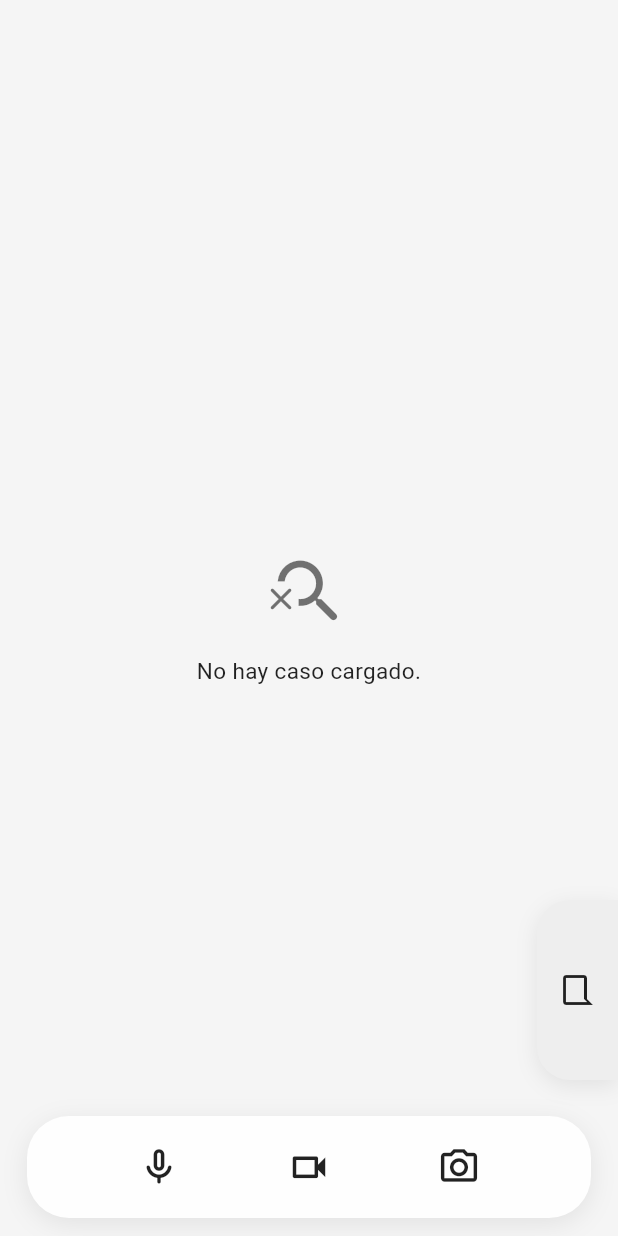
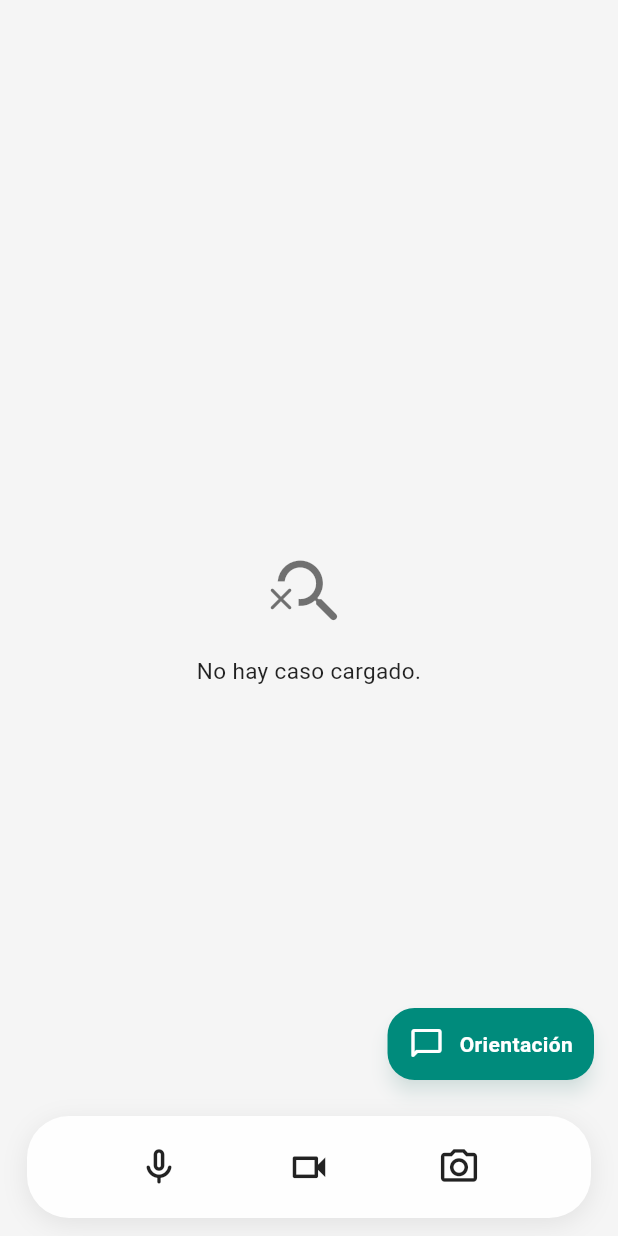
Before and after one commit to JuanCa-Restrepo/Front-App-LILA, a Flutter app: the StateReportPage screen opened directly, on a phone screen of 412 x 824 dp. Run offline on Flutter 3.47's test engine with Material 3 defaults, Android fonts, the phone set to English and light mode, and no system bars; our stand-ins replace dio, flutter_secure_storage, googleapis_auth, image_picker, shared_preferences; missing offline and left inert: googleapis; accounts and stored records are empty.

Commit message:
style: adaptar control de orientación al diseño LILA

```diff
--- a/lib/presentation/views/home/home_page.dart
+++ b/lib/presentation/views/home/home_page.dart
@@ -179,7 +179,9 @@ class _HomePageState extends State<HomePage> {
                 );
               },
             ),
-            if (!_showEmergencyOverlay) const SideChat(bottom: 18),
+            if (!_showEmergencyOverlay &&
+                MediaQuery.viewInsetsOf(context).bottom == 0)
+              const SideChat(bottom: 18),
             if (_showEmergencyOverlay)
               _EmergencyOverlay(onClose: _closeEmergency),
           ],
@@ -214,7 +216,7 @@ class _WideHomeLayout extends StatelessWidget {
   Widget build(BuildContext context) {
     final keyboardIsOpen = MediaQuery.viewInsetsOf(context).bottom > 0;
     final content = Padding(
-      padding: const EdgeInsets.fromLTRB(28, 18, 28, 18),
+      padding: const EdgeInsets.fromLTRB(28, 18, 28, 94),
       child: Row(
         crossAxisAlignment: CrossAxisAlignment.start,
         children: [
@@ -321,7 +323,7 @@ class _ResponsiveBody extends StatelessWidget {
             horizontalPadding,
             12,
             horizontalPadding,
-            16,
+            94,
           ),
           keyboardDismissBehavior: ScrollViewKeyboardDismissBehavior.onDrag,
           child: ConstrainedBox(
--- a/lib/presentation/widgets/side_chat.dart
+++ b/lib/presentation/widgets/side_chat.dart
@@ -1,19 +1,13 @@
 import 'package:flutter/material.dart';
 
-/// Burbuja lateral de "orientación". Se contrae en una pestañita y se
-/// expande horizontalmente al tocarla.
-///
-/// Se usa como `Positioned` dentro de un `Stack`. Aceptamos `top` o
-/// `bottom` para reproducir las dos posiciones que existen en las vistas.
+import '../views/onboarding/onboarding_style.dart';
+
+/// Control visual de orientación. Se expande para mostrar su disponibilidad.
 class SideChat extends StatefulWidget {
   final double? top;
   final double? bottom;
 
-  const SideChat({
-    super.key,
-    this.top,
-    this.bottom,
-  });
+  const SideChat({super.key, this.top, this.bottom});
 
   @override
   State<SideChat> createState() => _SideChatState();
@@ -22,95 +16,94 @@ class SideChat extends StatefulWidget {
 class _SideChatState extends State<SideChat> {
   bool _expanded = false;
 
-  void _toggle() => setState(() => _expanded = !_expanded);
-
   @override
   Widget build(BuildContext context) {
     return Positioned(
-      right: 0,
+      right: 16,
       top: widget.top,
       bottom: widget.bottom ?? (widget.top == null ? 104 : null),
-      child: GestureDetector(
-        onTap: _toggle,
-        child: AnimatedContainer(
-          duration: const Duration(milliseconds: 280),
-          curve: Curves.easeInOut,
-          width: _expanded ? 170 : 54,
-          height: _expanded ? 72 : 120,
-          decoration: BoxDecoration(
-            color: Colors.grey.shade200,
-            borderRadius: const BorderRadius.only(
-              topLeft: Radius.circular(22),
-              bottomLeft: Radius.circular(22),
+      child: Semantics(
+        button: true,
+        label: _expanded
+            ? 'Orientación disponible próximamente. Cerrar aviso'
+            : 'Orientación. Mostrar disponibilidad',
+        child: Material(
+          color: _expanded ? Colors.white : OnboardingPalette.teal,
+          elevation: 5,
+          shadowColor: OnboardingPalette.teal.withValues(alpha: 0.24),
+          shape: RoundedRectangleBorder(
+            borderRadius: BorderRadius.circular(18),
+            side: _expanded
+                ? const BorderSide(color: OnboardingPalette.paleTeal, width: 2)
+                : BorderSide.none,
+          ),
+          clipBehavior: Clip.antiAlias,
+          child: InkWell(
+            onTap: () => setState(() => _expanded = !_expanded),
+            child: AnimatedSize(
+              duration: const Duration(milliseconds: 220),
+              curve: Curves.easeInOut,
+              alignment: Alignment.centerRight,
+              child: Padding(
+                padding: const EdgeInsets.symmetric(
+                  horizontal: 14,
+                  vertical: 12,
+                ),
+                child: Row(
+                  mainAxisSize: MainAxisSize.min,
+                  children: [
+                    Icon(
+                      Icons.chat_bubble_outline_rounded,
+                      size: 24,
+                      color: _expanded ? OnboardingPalette.teal : Colors.white,
+                    ),
+                    const SizedBox(width: 10),
+                    if (_expanded)
+                      const Column(
+                        crossAxisAlignment: CrossAxisAlignment.start,
+                        mainAxisSize: MainAxisSize.min,
+                        children: [
+                          Text(
+                            'Orientación',
+                            style: TextStyle(
+                              color: OnboardingPalette.teal,
+                              fontSize: 14,
+                              fontWeight: FontWeight.w800,
+                            ),
+                          ),
+                          Text(
+                            'Próximamente',
+                            style: TextStyle(
+                              color: OnboardingPalette.ink,
+                              fontSize: 11,
+                            ),
+                          ),
+                        ],
+                      )
+                    else
+                      const Text(
+                        'Orientación',
+                        style: TextStyle(
+                          color: Colors.white,
+                          fontSize: 14,
+                          fontWeight: FontWeight.w700,
+                        ),
+                      ),
+                    if (_expanded) ...[
+                      const SizedBox(width: 12),
+                      const Icon(
+                        Icons.close_rounded,
+                        size: 18,
+                        color: OnboardingPalette.teal,
+                      ),
+                    ],
+                  ],
+                ),
+              ),
             ),
-            boxShadow: [
-              BoxShadow(
-                color: Colors.black.withValues(alpha: 0.08),
-                blurRadius: 12,
-                offset: const Offset(0, 4),
-              ),
-            ],
           ),
-          child: _expanded ? _ExpandedContent(onClose: _toggle) : _CollapsedContent(),
         ),
       ),
     );
   }
 }
-
-class _CollapsedContent extends StatelessWidget {
-  @override
-  Widget build(BuildContext context) {
-    return const Center(
-      child: RotatedBox(
-        quarterTurns: 3,
-        child: Icon(
-          Icons.chat_bubble_outline,
-          size: 24,
-          color: Colors.black87,
-        ),
-      ),
-    );
-  }
-}
-
-class _ExpandedContent extends StatelessWidget {
-  final VoidCallback onClose;
-
-  const _ExpandedContent({required this.onClose});
-
-  @override
-  Widget build(BuildContext context) {
-    return Padding(
-      padding: const EdgeInsets.symmetric(horizontal: 14, vertical: 12),
-      child: Row(
-        children: [
-          const Icon(
-            Icons.chat_bubble_outline,
-            size: 24,
-            color: Colors.black87,
-          ),
-          const SizedBox(width: 12),
-          const Expanded(
-            child: Text(
-              'Abrir orientación',
-              style: TextStyle(
-                fontSize: 13,
-                fontWeight: FontWeight.w600,
-                color: Colors.black87,
-              ),
-            ),
-          ),
-          GestureDetector(
-            onTap: onClose,
-            child: const Icon(
-              Icons.close,
-              size: 18,
-              color: Colors.black87,
-            ),
-          ),
-        ],
-      ),
-    );
-  }
-}
```
